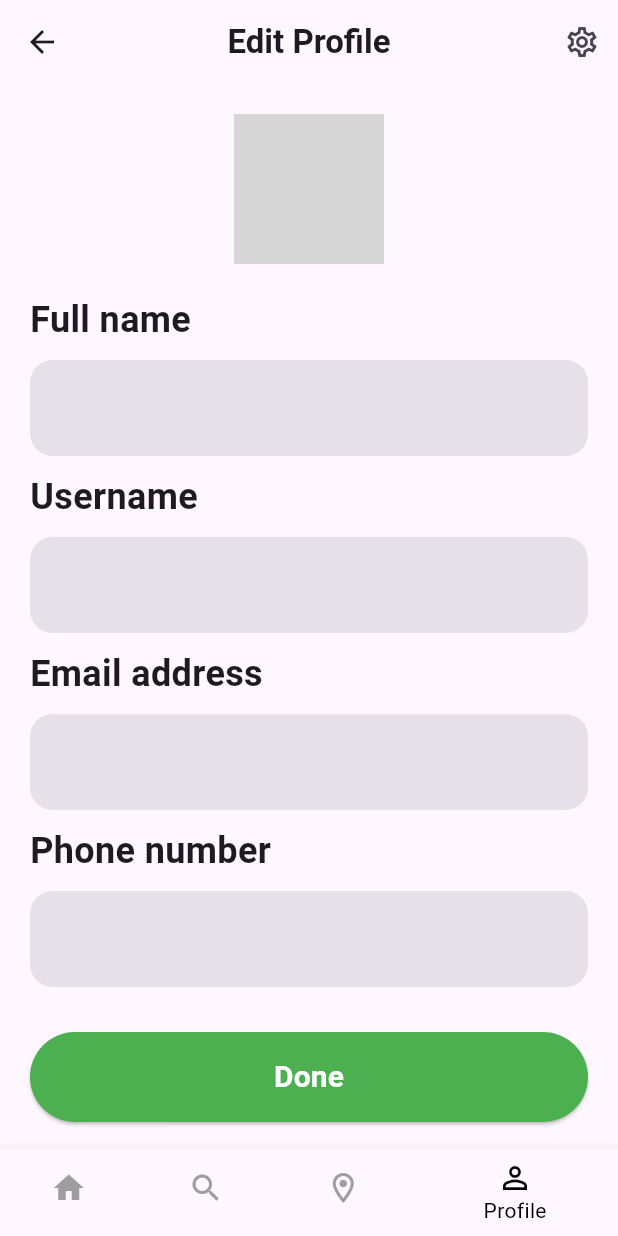
After one commit to salimbougrinat/nozhati, a Flutter app: the ProfileEditScreen screen opened by its route, on a phone screen of 412 x 824 dp. The commit adds this screen. Run offline on Flutter 3.47's test engine with Material 3 defaults, Android fonts, the phone set to English and light mode, and no system bars; grey boxes are pictures that could not be loaded.

Commit message:
Add file selector plugin support, implement settings screen, and enhance navigation

```diff
--- a/lib/main.dart
+++ b/lib/main.dart
@@ -4,6 +4,7 @@ import 'package:nozhati/screen/authentication/signup_screen.dart';
 import 'package:nozhati/screen/home/home_screen.dart';
 import 'package:nozhati/screen/map/map_screen.dart';
 import 'package:nozhati/screen/profile/profile_screen.dart';
+import 'package:nozhati/screen/profile/profileedit_screen.dart';
 import 'package:nozhati/screen/search/search_screen.dart';
 
 void main() {
@@ -17,7 +18,7 @@ class MyApp extends StatelessWidget {
   Widget build(BuildContext context) {
     return MaterialApp(
       debugShowCheckedModeBanner: false,
-      home: Scaffold(body: ProfileScreen()),
+      home: Scaffold(body: SignupScreen()),
       routes: {
         'signup_screen': (context) => const SignupScreen(),
         'signin_screen': (context) => const SigninScreen(),
@@ -25,6 +26,7 @@ class MyApp extends StatelessWidget {
         'search_screen': (context) => const SearchScreen(),
         'map_screen': (context) => const MapScreen(),
         'profile_screen': (context) => const ProfileScreen(),
+        'profileedit_screen': (context) => const ProfileEditScreen(),
       },
     );
   }
--- /dev/null
+++ b/lib/screen/profile/profileedit_screen.dart
@@ -0,0 +1,90 @@
+import 'package:flutter/material.dart';
+import 'package:nozhati/shared/widget/appbar_widget.dart';
+import 'package:nozhati/shared/widget/button_widget.dart';
+import 'package:nozhati/shared/widget/input_widget.dart';
+import 'package:nozhati/shared/widget/navbar_widget.dart';
+
+class ProfileEditScreen extends StatefulWidget {
+  const ProfileEditScreen({super.key});
+
+  @override
+  State<ProfileEditScreen> createState() => _ProfileEditScreenState();
+}
+
+class _ProfileEditScreenState extends State<ProfileEditScreen> {
+  @override
+  Widget build(BuildContext context) {
+    final selectedIndex = 3;
+    void onItemTapped(int index) {
+      setState(() {});
+    }
+
+    return Scaffold(
+      appBar: AppBarWidget(title: 'Edit Profile'),
+      body:SingleChildScrollView(
+        child: Padding(
+          padding: const EdgeInsets.all(20),
+          child: Column(
+            crossAxisAlignment: CrossAxisAlignment.start,
+            children: [
+              Row(
+                mainAxisAlignment: MainAxisAlignment.center,
+                children: [
+                  CircleAvatar(
+                    radius: 50,
+                    backgroundImage: AssetImage(''),
+                  ),
+                ],
+              ),
+              SizedBox(height: 20),
+              Text(
+                "Full name",
+                style: TextStyle(fontSize: 24, fontWeight: FontWeight.bold),
+              ),
+              InputWidget(
+                label: "",
+                obscure: false,
+                keyboardType: TextInputType.name,
+                inputAction: TextInputAction.done,
+                onEditingComplete: () {},
+              ),
+              Text(
+                "Username",
+                style: TextStyle(fontSize: 24, fontWeight: FontWeight.bold),
+              ),
+              InputWidget(
+                label: "",
+                obscure: false,
+                keyboardType: TextInputType.name,
+                inputAction: TextInputAction.done,
+                onEditingComplete: () {},
+              ),
+              Text(
+                "Email address",
+                style: TextStyle(fontSize: 24, fontWeight: FontWeight.bold),
+              ),
+              InputWidget(
+                label: "",
+                obscure: false,
+                keyboardType: TextInputType.name,
+                inputAction: TextInputAction.done,
+                onEditingComplete: () {},
+              ),
+              Text("Phone number", style: TextStyle(
+                fontSize: 24,
+                fontWeight: FontWeight.bold,
+              ),),
+              InputWidget(label: "", obscure: false, keyboardType: TextInputType.name, inputAction: TextInputAction.done, onEditingComplete: (){}),
+              SizedBox(height: 20),
+              ButtonWidget(size: Size(MediaQuery.of(context).size.width, 60), label: "Done", onPressed: (){
+                // Navigate to ProfileScreen
+                Navigator.pop(context);
+              })
+            ],
+          ),
+        ),
+      ),
+      bottomNavigationBar: NavBarWidget(selectedIndex: selectedIndex, onItemTapped: onItemTapped)
+    );
+  }
+}
--- a/lib/shared/widget/appbar_widget.dart
+++ b/lib/shared/widget/appbar_widget.dart
@@ -1,4 +1,5 @@
 import 'package:flutter/material.dart';
+import 'package:nozhati/screen/setting/setting_screen.dart';
 
 class AppBarWidget extends StatelessWidget implements PreferredSizeWidget {
   final String title;
@@ -7,11 +8,26 @@ class AppBarWidget extends StatelessWidget implements PreferredSizeWidget {
   @override
   Widget build(BuildContext context) {
     return AppBar(
-      leading: Icon(Icons.arrow_back),
+      leading: IconButton(
+        icon: Icon(Icons.arrow_back),
+        onPressed: () {
+          // Navigate back to the previous screen
+          Navigator.pop(context);
+        },
+      ),
       title: Text(title, style: TextStyle(fontWeight: FontWeight.bold)),
       centerTitle: true,
       actions: [
-        IconButton(icon: Icon(Icons.settings_outlined), onPressed: () {}),
+        IconButton(
+          icon: Icon(Icons.settings_outlined),
+          onPressed: () {
+            // Navigate to the setting screen
+            Navigator.push(
+              context,
+              MaterialPageRoute(builder: (context) => SettingScreen()),
+            );
+          },
+        ),
       ],
     );
   }
--- a/lib/shared/widget/button_widget.dart
+++ b/lib/shared/widget/button_widget.dart
@@ -2,12 +2,14 @@ import 'package:flutter/material.dart';
 
 class ButtonWidget extends StatefulWidget {
   final String label;
+  final Size? size;
   final void Function() onPressed;
 
   const ButtonWidget({
     super.key,
     required this.label,
     required this.onPressed,
+    this.size,
   });
 
   @override
@@ -18,9 +20,10 @@ class _ButtonWidgetState extends State<ButtonWidget> {
   @override
   Widget build(BuildContext context) {
     return SizedBox(
-       child: ElevatedButton(
+      child: ElevatedButton(
         onPressed: widget.onPressed,
         style: ElevatedButton.styleFrom(
+          fixedSize: widget.size,
           backgroundColor: Colors.green,
           foregroundColor: Colors.white,
           padding: const EdgeInsets.symmetric(vertical: 15),
--- a/lib/shared/widget/navbar_widget.dart
+++ b/lib/shared/widget/navbar_widget.dart
@@ -25,7 +25,10 @@ class NavBarWidget extends StatelessWidget {
           icon: Icon(Icons.location_on_outlined),
           label: 'Map',
         ),
-        BottomNavigationBarItem(icon: Icon(Icons.person), label: 'Profile'),
+        BottomNavigationBarItem(
+          icon: Icon(Icons.person_outline),
+          label: 'Profile',
+        ),
       ],
       currentIndex: selectedIndex,
       unselectedItemColor: Colors.grey,
--- a/pubspec.yaml
+++ b/pubspec.yaml
@@ -34,6 +34,7 @@ dependencies:
   # The following adds the Cupertino Icons font to your application.
   # Use with the CupertinoIcons class for iOS style icons.
   cupertino_icons: ^1.0.8
+  image_input: ^0.0.5
 
 dev_dependencies:
   flutter_test:
```
Also changed, not shown: lib/screen/authentication/signin_screen.dart (+11 -3 lines), lib/screen/authentication/signup_screen.dart (+10 -2 lines), lib/screen/profile/profile_screen.dart (+6 -2 lines), lib/screen/setting/setting_screen.dart (added, +23 -0 lines), pubspec.lock, 5 other files.
